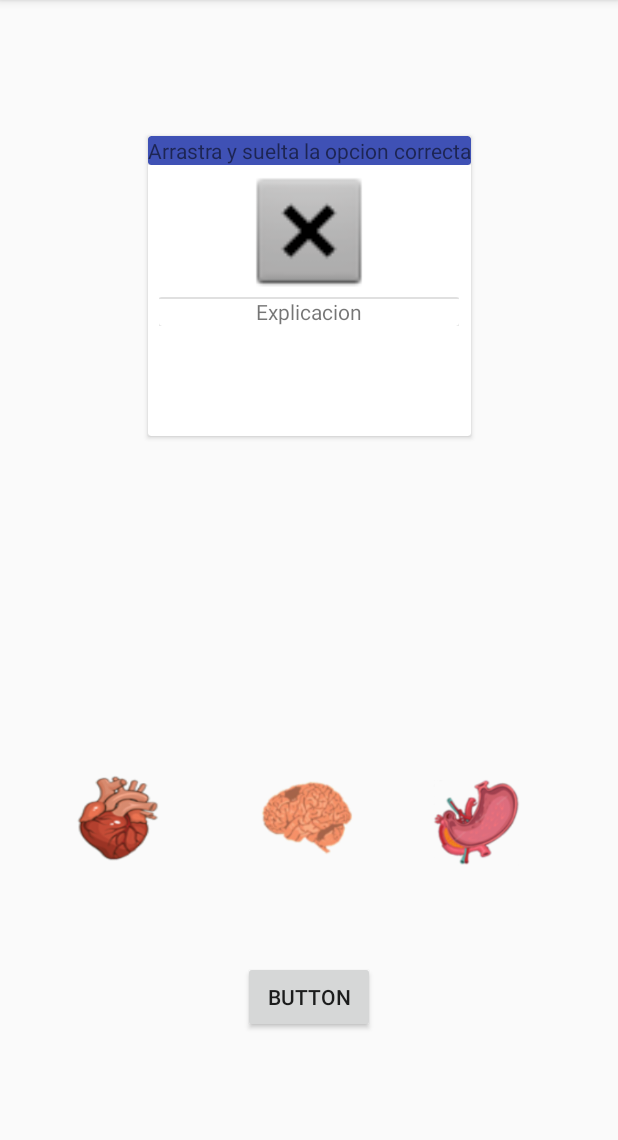
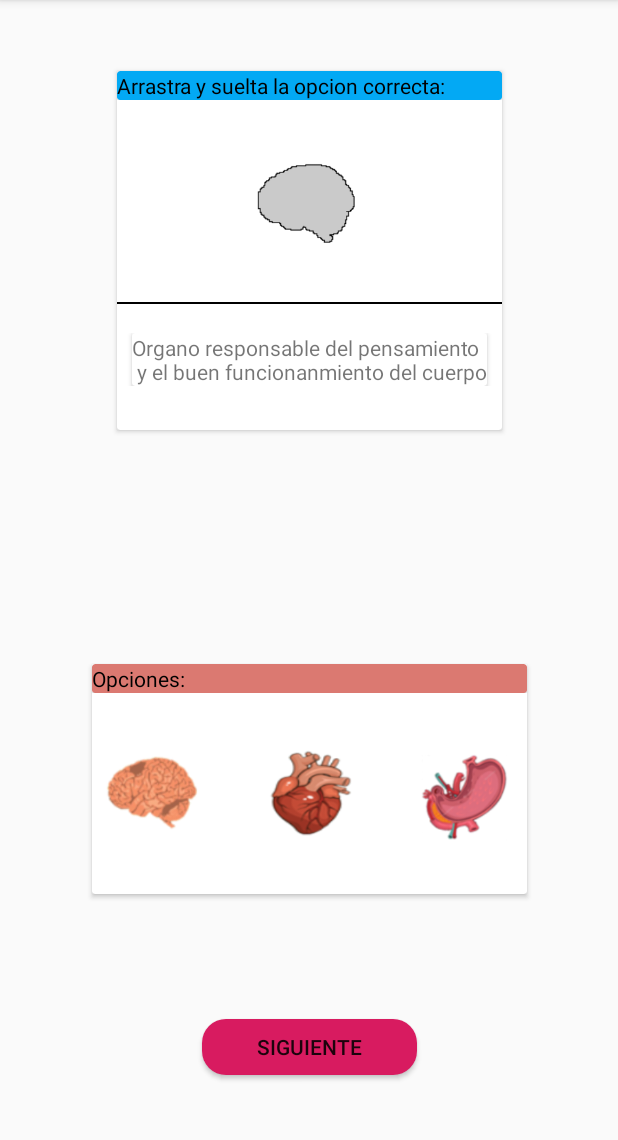
Before and after one commit to JHPAT100/DidatiacApp, an Android app: the arrastrar_soltar screen opened directly, with no data from a screen before it, on a phone screen of 412 x 824 dp, the part 84-1224 px from its top. Run offline under Robolectric (Android 15) with nearby library versions, the phone set to English and light mode, and no system bars.

Commit message:
diseño_juego_drag_and_drop

```diff
--- a/app/src/main/java/com/example/didatiacapp/visor_imagenes.java
+++ b/app/src/main/java/com/example/didatiacapp/visor_imagenes.java
@@ -27,10 +27,10 @@ public class visor_imagenes extends AppCompatActivity {
                 if (contador > 0) {
                     contador = contador - 1;
                     if (contador == 0) {
-                        contador = contador + 3;
+                        contador = contador + 19;
                     }
                 } else if (contador == 0) {
-                    contador = contador + 3;
+                    contador = contador + 19;
                 }
                 //Contador1
                 //switch
--- a/app/src/main/res/layout/activity_arrastrar_soltar.xml
+++ b/app/src/main/res/layout/activity_arrastrar_soltar.xml
@@ -10,12 +10,12 @@
     <androidx.cardview.widget.CardView
         android:id="@+id/cardView"
         android:layout_width="wrap_content"
-        android:layout_height="200dp"
+        android:layout_height="wrap_content"
         app:layout_constraintBottom_toBottomOf="parent"
         app:layout_constraintEnd_toEndOf="parent"
         app:layout_constraintStart_toStartOf="parent"
         app:layout_constraintTop_toTopOf="parent"
-        app:layout_constraintVertical_bias="0.16000003">
+        app:layout_constraintVertical_bias="0.089999974">
 
         <LinearLayout
             android:layout_width="match_parent"
@@ -24,20 +24,26 @@
 
             <!--Card Menu-->
             <TableRow
-                android:layout_width="wrap_content"
+                android:layout_width="match_parent"
                 android:layout_height="wrap_content">
 
                 <androidx.cardview.widget.CardView
-                    android:layout_width="wrap_content"
+                    android:layout_width="match_parent"
                     android:layout_height="wrap_content"
-                    app:cardBackgroundColor="#3F51B5">
+                    app:cardBackgroundColor="#03A9F4">
 
                     <TextView
                         android:layout_width="wrap_content"
                         android:layout_height="wrap_content"
-                        android:text="Arrastra y suelta la opcion correcta" />
+                        android:text="Arrastra y suelta la opcion correcta:"
+                        android:textColor="#000000" />
                 </androidx.cardview.widget.CardView>
             </TableRow>
+
+            <TextView
+                android:layout_width="wrap_content"
+                android:layout_height="wrap_content"
+                android:text=" " />
             <!--Card Menu-->
             <TableRow
                 android:layout_width="wrap_content"
@@ -46,35 +52,68 @@
 
                 <ImageView
                     android:id="@+id/base"
-                    android:layout_width="89dp"
-                    android:layout_height="88dp"
+                    android:layout_width="100dp"
+                    android:layout_height="100dp"
                     android:layout_gravity="center"
-                    app:srcCompat="@android:drawable/btn_dialog" />
+                    app:srcCompat="@drawable/c1_e" />
             </TableRow>
             <!--Card-->
+
+            <TextView
+                android:layout_width="wrap_content"
+                android:layout_height="15dp"
+                android:text=" " />
+
+            <View
+                android:id="@+id/divider2"
+                android:layout_width="match_parent"
+                android:layout_height="1dp"
+                android:background="#000000"
+                android:visibility="visible" />
+
+            <TextView
+                android:layout_width="10dp"
+                android:layout_height="wrap_content"
+                android:text=" " />
+
             <TableRow
                 android:layout_width="wrap_content"
                 android:layout_height="wrap_content"
                 android:layout_gravity="center">
 
+                <TextView
+                    android:layout_width="10dp"
+                    android:layout_height="wrap_content"
+                    android:text=" " />
+
                 <androidx.cardview.widget.CardView
                     android:layout_width="wrap_content"
                     android:layout_height="wrap_content">
 
-                    <View
-                        android:id="@+id/divider"
-                        android:layout_width="200dp"
-                        android:layout_height="1dp"
-                        android:background="?android:attr/listDivider"
-                        android:backgroundTint="#000000" />
 
                     <TextView
                         android:layout_width="wrap_content"
                         android:layout_height="wrap_content"
                         android:layout_gravity="center"
-                        android:text="Explicacion" />
+                        android:text="Organo responsable del pensamiento \n y el buen funcionanmiento del cuerpo" />
+
                 </androidx.cardview.widget.CardView>
+
+                <TextView
+                    android:layout_width="10dp"
+                    android:layout_height="wrap_content"
+                    android:text=" " />
             </TableRow>
+
+            <TextView
+                android:layout_width="wrap_content"
+                android:layout_height="10dp"
+                android:text=" " />
+
+            <TextView
+                android:layout_width="wrap_content"
+                android:layout_height="wrap_content"
+                android:text=" " />
 
 
             <!--Card-->
@@ -83,51 +122,99 @@
     </androidx.cardview.widget.CardView>
     <!--Card-->
 
+    <!--Card-->
+    <androidx.cardview.widget.CardView
+        android:layout_width="wrap_content"
+        android:layout_height="wrap_content"
+        app:layout_constraintBottom_toBottomOf="parent"
+        app:layout_constraintEnd_toEndOf="parent"
+        app:layout_constraintStart_toStartOf="parent"
+        app:layout_constraintTop_toTopOf="parent"
+        app:layout_constraintVertical_bias="0.72">
+
+        <LinearLayout
+            android:layout_width="match_parent"
+            android:layout_height="wrap_content"
+            android:orientation="vertical">
+
+            <TableRow
+                android:layout_width="match_parent"
+                android:layout_height="match_parent">
+
+                <androidx.cardview.widget.CardView
+                    android:layout_width="match_parent"
+                    android:layout_height="wrap_content"
+                    app:cardBackgroundColor="#DB7971">
+
+                    <TextView
+                        android:layout_width="match_parent"
+                        android:layout_height="wrap_content"
+                        android:text="Opciones:"
+                        android:textColor="#000000" />
+                </androidx.cardview.widget.CardView>
+            </TableRow>
+
+            <TextView
+                android:layout_width="match_parent"
+                android:layout_height="wrap_content"
+                android:text=" " />
+
+            <TableRow
+                android:layout_width="match_parent"
+                android:layout_height="match_parent">
+
                 <ImageView
                     android:id="@+id/i_1"
                     android:layout_width="83dp"
                     android:layout_height="95dp"
-        app:layout_constraintBottom_toBottomOf="parent"
-        app:layout_constraintEnd_toEndOf="parent"
-        app:layout_constraintStart_toStartOf="parent"
-        app:layout_constraintTop_toTopOf="parent"
-        app:layout_constraintVertical_bias="0.74"
-        app:srcCompat="@mipmap/logo_app" />
+                    app:srcCompat="@drawable/c1" />
+
+                <TextView
+                    android:layout_width="20dp"
+                    android:layout_height="wrap_content"
+                    android:text=" " />
+
 
                 <ImageView
                     android:id="@+id/i_2"
                     android:layout_width="83dp"
                     android:layout_height="95dp"
-        app:layout_constraintBottom_toBottomOf="parent"
-        app:layout_constraintEnd_toEndOf="parent"
-        app:layout_constraintHorizontal_bias="0.11"
-        app:layout_constraintStart_toStartOf="parent"
-        app:layout_constraintTop_toTopOf="parent"
-        app:layout_constraintVertical_bias="0.74"
-        app:srcCompat="@drawable/c1"/>
+                    app:srcCompat="@drawable/c5" />
+
+                <TextView
+                    android:layout_width="20dp"
+                    android:layout_height="wrap_content"
+                    android:text=" " />
+
 
                 <ImageView
                     android:id="@+id/i_3"
                     android:layout_width="83dp"
                     android:layout_height="95dp"
-        app:layout_constraintBottom_toBottomOf="parent"
-        app:layout_constraintEnd_toEndOf="parent"
-        app:layout_constraintHorizontal_bias="0.84"
-        app:layout_constraintStart_toStartOf="parent"
-        app:layout_constraintTop_toTopOf="parent"
-        app:layout_constraintVertical_bias="0.74"
                     app:srcCompat="@drawable/c3" />
+            </TableRow>
+
+            <TextView
+                android:layout_width="match_parent"
+                android:layout_height="wrap_content"
+                android:text=" " />
+        </LinearLayout>
+    </androidx.cardview.widget.CardView>
+
+    <!--Card-->
+
 
     <Button
         android:id="@+id/siguiente"
-        android:layout_width="wrap_content"
-        android:layout_height="wrap_content"
-        android:text="Button"
+        android:layout_width="143dp"
+        android:layout_height="37dp"
+        android:background="@drawable/buttom_rounded"
+        android:text="Siguiente"
         app:layout_constraintBottom_toBottomOf="parent"
         app:layout_constraintEnd_toEndOf="parent"
         app:layout_constraintStart_toStartOf="parent"
         app:layout_constraintTop_toTopOf="parent"
-        app:layout_constraintVertical_bias="0.89" />
+        app:layout_constraintVertical_bias="0.93" />
 
 
 </androidx.constraintlayout.widget.ConstraintLayout>
```
Also changed, not shown: app/src/main/res/drawable/c1_e.png (added). Lines whose indentation alone changed are shown as unchanged.
